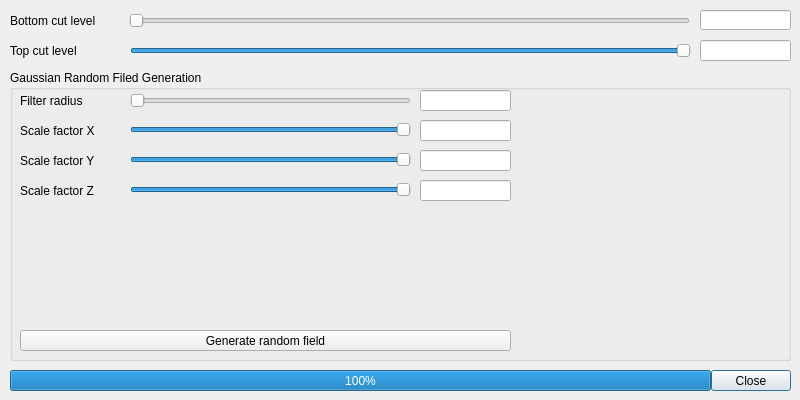
First picture: the form in RandomFieldGenerator/UI/volumeglrenderrveeditdialog.ui, repository NazariyJaworskiGitHub/physicalenvironmentdesign, before the edit.
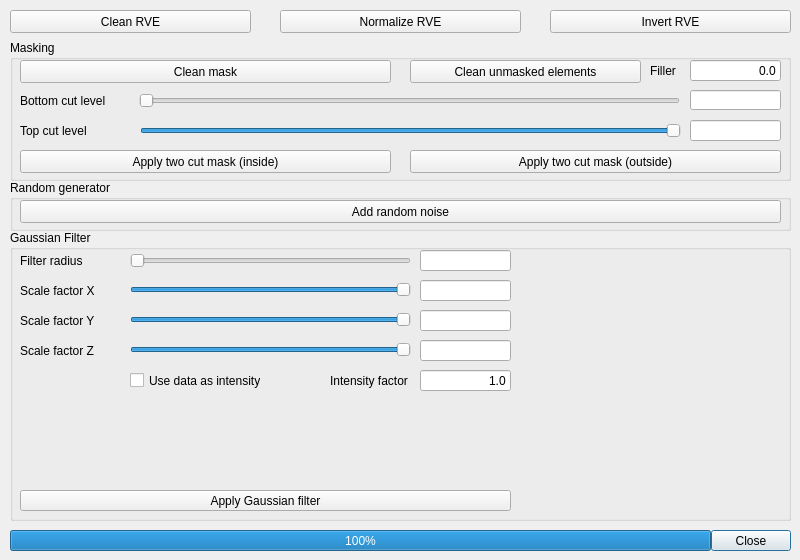
Second picture: the form after the edit.

Commit message: RVE generation UI update, console + gui;

The edit to the form file:
```diff
--- a/RandomFieldGenerator/UI/volumeglrenderrveeditdialog.ui
+++ b/RandomFieldGenerator/UI/volumeglrenderrveeditdialog.ui
@@ -7,7 +7,7 @@
     <x>0</x>
     <y>0</y>
     <width>800</width>
-    <height>400</height>
+    <height>560</height>
    </rect>
   </property>
   <property name="windowTitle">
@@ -20,7 +20,7 @@
    <property name="geometry">
     <rect>
      <x>10</x>
-     <y>370</y>
+     <y>530</y>
      <width>781</width>
      <height>21</height>
     </rect>
@@ -32,115 +32,19 @@
     <set>QDialogButtonBox::Close</set>
    </property>
   </widget>
-  <widget class="QLabel" name="BottomCutLevelLabel">
+  <widget class="QGroupBox" name="GaussianFilter">
    <property name="geometry">
     <rect>
      <x>10</x>
-     <y>10</y>
-     <width>111</width>
-     <height>21</height>
-    </rect>
-   </property>
-   <property name="text">
-    <string>Bottom cut level</string>
-   </property>
-  </widget>
-  <widget class="QSlider" name="BottomCutLevelSlider">
-   <property name="geometry">
-    <rect>
-     <x>129</x>
-     <y>10</y>
-     <width>561</width>
-     <height>21</height>
-    </rect>
-   </property>
-   <property name="maximum">
-    <number>999</number>
-   </property>
-   <property name="orientation">
-    <enum>Qt::Horizontal</enum>
-   </property>
-  </widget>
-  <widget class="QLineEdit" name="BottomCutLevelLineEdit">
-   <property name="geometry">
-    <rect>
-     <x>700</x>
-     <y>10</y>
-     <width>91</width>
-     <height>20</height>
-    </rect>
-   </property>
-   <property name="alignment">
-    <set>Qt::AlignRight|Qt::AlignTrailing|Qt::AlignVCenter</set>
-   </property>
-   <property name="readOnly">
-    <bool>true</bool>
-   </property>
-  </widget>
-  <widget class="QLabel" name="TopCutLevelLabel">
-   <property name="geometry">
-    <rect>
-     <x>10</x>
-     <y>40</y>
-     <width>111</width>
-     <height>21</height>
-    </rect>
-   </property>
-   <property name="text">
-    <string>Top cut level</string>
-   </property>
-  </widget>
-  <widget class="QSlider" name="TopCutLevelSlider">
-   <property name="geometry">
-    <rect>
-     <x>130</x>
-     <y>40</y>
-     <width>561</width>
-     <height>21</height>
-    </rect>
-   </property>
-   <property name="minimum">
-    <number>1</number>
-   </property>
-   <property name="maximum">
-    <number>1000</number>
-   </property>
-   <property name="value">
-    <number>1000</number>
-   </property>
-   <property name="orientation">
-    <enum>Qt::Horizontal</enum>
-   </property>
-  </widget>
-  <widget class="QLineEdit" name="TopCutLevelLineEdit">
-   <property name="geometry">
-    <rect>
-     <x>700</x>
-     <y>40</y>
-     <width>91</width>
-     <height>21</height>
-    </rect>
-   </property>
-   <property name="alignment">
-    <set>Qt::AlignRight|Qt::AlignTrailing|Qt::AlignVCenter</set>
-   </property>
-   <property name="readOnly">
-    <bool>true</bool>
-   </property>
-  </widget>
-  <widget class="QGroupBox" name="groupBox">
-   <property name="geometry">
-    <rect>
-     <x>10</x>
-     <y>70</y>
+     <y>230</y>
      <width>781</width>
      <height>291</height>
     </rect>
    </property>
    <property name="title">
-    <string>Gaussian Random Filed Generation</string>
+    <string>Gaussian Filter</string>
    </property>
-   <widget class="QPushButton" name="GenerateRandomFieldPushButton">
+   <widget class="QPushButton" name="ApplyGaussianFilterButton">
     <property name="geometry">
      <rect>
       <x>10</x>
@@ -150,7 +54,7 @@
      </rect>
     </property>
     <property name="text">
-     <string>Generate random field</string>
+     <string>Apply Gaussian filter</string>
     </property>
    </widget>
    <widget class="QLabel" name="FilterRadiusLabel">
@@ -351,12 +255,60 @@
      <string>Scale factor Z</string>
     </property>
    </widget>
+   <widget class="QCheckBox" name="UseDataAsIntensityCheckBox">
+    <property name="geometry">
+     <rect>
+      <x>120</x>
+      <y>140</y>
+      <width>131</width>
+      <height>21</height>
+     </rect>
+    </property>
+    <property name="text">
+     <string>Use data as intensity</string>
+    </property>
+   </widget>
+   <widget class="QLabel" name="IntensityFactorLabel">
+    <property name="geometry">
+     <rect>
+      <x>320</x>
+      <y>140</y>
+      <width>81</width>
+      <height>21</height>
+     </rect>
+    </property>
+    <property name="text">
+     <string>Intensity factor</string>
+    </property>
+   </widget>
+   <widget class="QLineEdit" name="IntensityFactorLineEdit">
+    <property name="geometry">
+     <rect>
+      <x>410</x>
+      <y>140</y>
+      <width>91</width>
+      <height>21</height>
+     </rect>
+    </property>
+    <property name="text">
+     <string>1.0</string>
+    </property>
+    <property name="alignment">
+     <set>Qt::AlignRight|Qt::AlignTrailing|Qt::AlignVCenter</set>
+    </property>
+    <property name="dragEnabled">
+     <bool>false</bool>
+    </property>
+    <property name="readOnly">
+     <bool>false</bool>
+    </property>
+   </widget>
   </widget>
   <widget class="QProgressBar" name="progressBar">
    <property name="geometry">
     <rect>
      <x>10</x>
-     <y>370</y>
+     <y>530</y>
      <width>701</width>
      <height>21</height>
     </rect>
@@ -371,6 +323,267 @@
     <bool>false</bool>
    </property>
   </widget>
+  <widget class="QGroupBox" name="Masking">
+   <property name="geometry">
+    <rect>
+     <x>10</x>
+     <y>40</y>
+     <width>781</width>
+     <height>141</height>
+    </rect>
+   </property>
+   <property name="title">
+    <string>Masking</string>
+   </property>
+   <widget class="QPushButton" name="CleanMaskButton">
+    <property name="geometry">
+     <rect>
+      <x>10</x>
+      <y>20</y>
+      <width>371</width>
+      <height>23</height>
+     </rect>
+    </property>
+    <property name="text">
+     <string>Clean mask</string>
+    </property>
+   </widget>
+   <widget class="QPushButton" name="CleanUnMaskedElementsButton">
+    <property name="geometry">
+     <rect>
+      <x>400</x>
+      <y>20</y>
+      <width>231</width>
+      <height>23</height>
+     </rect>
+    </property>
+    <property name="text">
+     <string>Clean unmasked elements</string>
+    </property>
+   </widget>
+   <widget class="QLineEdit" name="TopCutLevelLineEdit">
+    <property name="geometry">
+     <rect>
+      <x>680</x>
+      <y>80</y>
+      <width>91</width>
+      <height>21</height>
+     </rect>
+    </property>
+    <property name="alignment">
+     <set>Qt::AlignRight|Qt::AlignTrailing|Qt::AlignVCenter</set>
+    </property>
+    <property name="readOnly">
+     <bool>true</bool>
+    </property>
+   </widget>
+   <widget class="QLineEdit" name="BottomCutLevelLineEdit">
+    <property name="geometry">
+     <rect>
+      <x>680</x>
+      <y>50</y>
+      <width>91</width>
+      <height>20</height>
+     </rect>
+    </property>
+    <property name="alignment">
+     <set>Qt::AlignRight|Qt::AlignTrailing|Qt::AlignVCenter</set>
+    </property>
+    <property name="readOnly">
+     <bool>true</bool>
+    </property>
+   </widget>
+   <widget class="QLabel" name="BottomCutLevelLabel">
+    <property name="geometry">
+     <rect>
+      <x>10</x>
+      <y>50</y>
+      <width>111</width>
+      <height>21</height>
+     </rect>
+    </property>
+    <property name="text">
+     <string>Bottom cut level</string>
+    </property>
+   </widget>
+   <widget class="QSlider" name="BottomCutLevelSlider">
+    <property name="geometry">
+     <rect>
+      <x>129</x>
+      <y>50</y>
+      <width>541</width>
+      <height>21</height>
+     </rect>
+    </property>
+    <property name="maximum">
+     <number>999</number>
+    </property>
+    <property name="orientation">
+     <enum>Qt::Horizontal</enum>
+    </property>
+   </widget>
+   <widget class="QLabel" name="TopCutLevelLabel">
+    <property name="geometry">
+     <rect>
+      <x>10</x>
+      <y>80</y>
+      <width>111</width>
+      <height>21</height>
+     </rect>
+    </property>
+    <property name="text">
+     <string>Top cut level</string>
+    </property>
+   </widget>
+   <widget class="QSlider" name="TopCutLevelSlider">
+    <property name="geometry">
+     <rect>
+      <x>130</x>
+      <y>80</y>
+      <width>541</width>
+      <height>21</height>
+     </rect>
+    </property>
+    <property name="minimum">
+     <number>1</number>
+    </property>
+    <property name="maximum">
+     <number>1000</number>
+    </property>
+    <property name="value">
+     <number>1000</number>
+    </property>
+    <property name="orientation">
+     <enum>Qt::Horizontal</enum>
+    </property>
+   </widget>
+   <widget class="QLabel" name="CleanUnMaskedElementsFillerLabel">
+    <property name="geometry">
+     <rect>
+      <x>640</x>
+      <y>20</y>
+      <width>31</width>
+      <height>21</height>
+     </rect>
+    </property>
+    <property name="text">
+     <string>Filler</string>
+    </property>
+   </widget>
+   <widget class="QLineEdit" name="CleanUnMaskedElementsFillerLineEdit">
+    <property name="geometry">
+     <rect>
+      <x>680</x>
+      <y>20</y>
+      <width>91</width>
+      <height>21</height>
+     </rect>
+    </property>
+    <property name="text">
+     <string>0.0</string>
+    </property>
+    <property name="alignment">
+     <set>Qt::AlignRight|Qt::AlignTrailing|Qt::AlignVCenter</set>
+    </property>
+    <property name="dragEnabled">
+     <bool>false</bool>
+    </property>
+    <property name="readOnly">
+     <bool>false</bool>
+    </property>
+   </widget>
+   <widget class="QPushButton" name="ApplyTwoCutMaskInsideButton">
+    <property name="geometry">
+     <rect>
+      <x>10</x>
+      <y>110</y>
+      <width>371</width>
+      <height>23</height>
+     </rect>
+    </property>
+    <property name="text">
+     <string>Apply two cut mask (inside)</string>
+    </property>
+   </widget>
+   <widget class="QPushButton" name="ApplyTwoCutMaskOutsideButton">
+    <property name="geometry">
+     <rect>
+      <x>400</x>
+      <y>110</y>
+      <width>371</width>
+      <height>23</height>
+     </rect>
+    </property>
+    <property name="text">
+     <string>Apply two cut mask (outside)</string>
+    </property>
+   </widget>
+  </widget>
+  <widget class="QPushButton" name="InvertRVEButton">
+   <property name="geometry">
+    <rect>
+     <x>550</x>
+     <y>10</y>
+     <width>241</width>
+     <height>23</height>
+    </rect>
+   </property>
+   <property name="text">
+    <string>Invert RVE</string>
+   </property>
+  </widget>
+  <widget class="QPushButton" name="NormalizeRVEButton">
+   <property name="geometry">
+    <rect>
+     <x>280</x>
+     <y>10</y>
+     <width>241</width>
+     <height>23</height>
+    </rect>
+   </property>
+   <property name="text">
+    <string>Normalize RVE</string>
+   </property>
+  </widget>
+  <widget class="QPushButton" name="ClenRVEButton">
+   <property name="geometry">
+    <rect>
+     <x>10</x>
+     <y>10</y>
+     <width>241</width>
+     <height>23</height>
+    </rect>
+   </property>
+   <property name="text">
+    <string>Clean RVE</string>
+   </property>
+  </widget>
+  <widget class="QGroupBox" name="RandomGenerator">
+   <property name="geometry">
+    <rect>
+     <x>10</x>
+     <y>180</y>
+     <width>781</width>
+     <height>51</height>
+    </rect>
+   </property>
+   <property name="title">
+    <string>Random generator</string>
+   </property>
+   <widget class="QPushButton" name="addRandomNoiseButton">
+    <property name="geometry">
+     <rect>
+      <x>10</x>
+      <y>20</y>
+      <width>761</width>
+      <height>23</height>
+     </rect>
+    </property>
+    <property name="text">
+     <string>Add random noise</string>
+    </property>
+   </widget>
+  </widget>
  </widget>
  <resources/>
  <connections>
```
Left out of the diff: 3 changed lines with no effect on the pictures. The commit also changes 8 other files.
